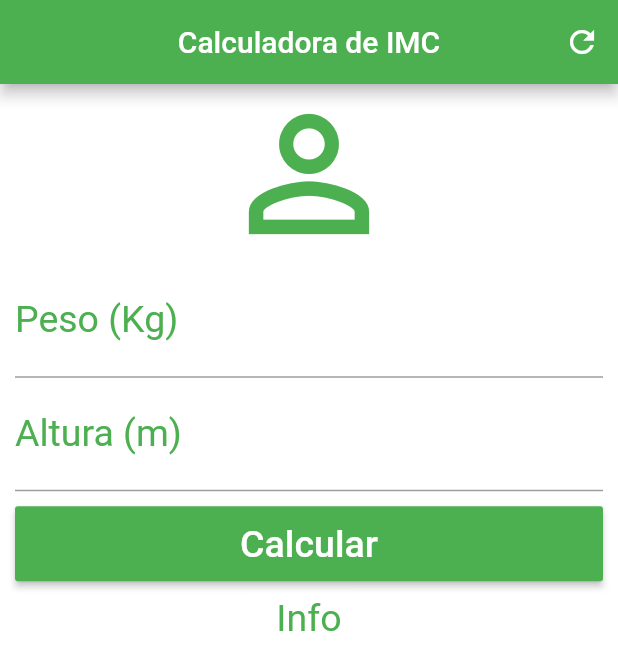
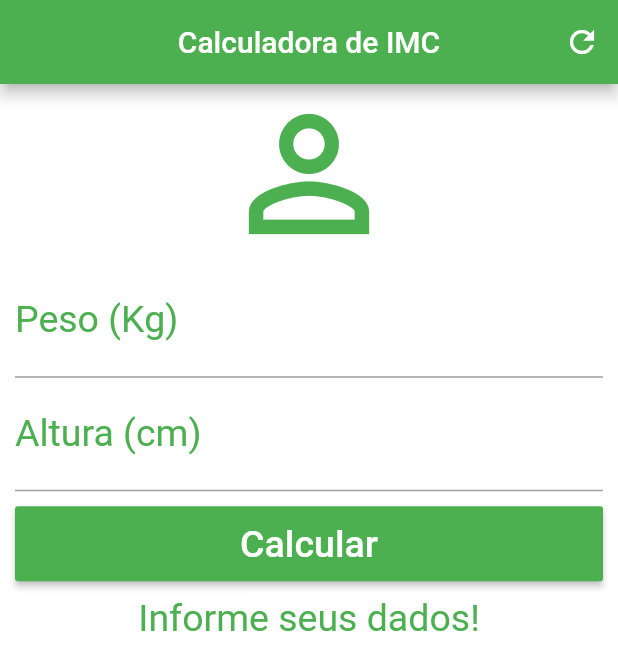
Before and after one commit to f-mtz/Flutter, a Flutter app: the screen it shows after launch, after a tap on "Calcular", on a phone screen of 412 x 824 dp. Shown: the top 670 px of the screen. Run offline on Flutter 3.47's test engine with Material 2 defaults, Android fonts, the phone set to English and light mode, and no system bars.

Commit message:
Implementando o Calculo do IMC e Controllers

```diff
--- a/calculadora_imc/lib/main.dart
+++ b/calculadora_imc/lib/main.dart
@@ -12,6 +12,38 @@ class Home extends StatefulWidget {
 }
 
 class _HomeState extends State<Home> {
+  TextEditingController weightController = TextEditingController();
+  TextEditingController heightController = TextEditingController();
+
+  String _infoText = "Informe seus dados!";
+  void _resetFields() {
+    weightController.text = "";
+    heightController.text = "";
+    _infoText = "Informe seus dados!";
+  }
+
+  void _calculate() {
+    setState(() {
+      double weight = double.parse(weightController.text);
+      double height = double.parse(heightController.text) / 100;
+      double imc = weight / (height * height);
+      print(imc);
+      if(imc < 18.6) {
+        _infoText = "Abaixo do Peso (${imc.toStringAsPrecision(3)})";
+      } else if(imc >= 18.6 && imc < 24.9) {
+        _infoText = "Peso Ideal (${imc.toStringAsPrecision(3)})";
+      } else if(imc >= 24.9 && imc < 29.9) {
+        _infoText = "Levemente Acima do Peso (${imc.toStringAsPrecision(3)})";
+      } else if(imc >= 29.9 && imc < 34.9) {
+        _infoText = "Obesidade grau I (${imc.toStringAsPrecision(3)})";
+      } else if(imc >= 34.9 && imc < 39.9) {
+        _infoText = "Obesidade grau II (${imc.toStringAsPrecision(3)})";
+      } else if(imc >= 40) {
+        _infoText = "Obesidade grau III (${imc.toStringAsPrecision(3)})";
+      }
+    });
+  }
+
   @override
   Widget build(BuildContext context) {
     return Scaffold(
@@ -22,9 +54,7 @@ class _HomeState extends State<Home> {
           actions: [
             IconButton(
                 icon: Icon(Icons.refresh),
-                onPressed: () {
-                  debugPrint("Reiniciando...");
-                })
+                onPressed: _resetFields)
           ],
         ),
         backgroundColor: Colors.white,
@@ -46,22 +76,24 @@ class _HomeState extends State<Home> {
                 ),
                 textAlign: TextAlign.center,
                 style: TextStyle(color: Colors.green, fontSize: 25.0),
+                controller: weightController,
               ),
               TextField(
                 keyboardType: TextInputType.number,
                 decoration: InputDecoration(
-                  labelText: "Altura (m)",
+                  labelText: "Altura (cm)",
                   labelStyle: TextStyle(color: Colors.green),
                 ),
                 textAlign: TextAlign.center,
                 style: TextStyle(color: Colors.green, fontSize: 25.0),
+                controller: heightController,
               ),
               Padding(
                 padding: EdgeInsets.only(top: 10.0, bottom: 10.0),
                 child: Container(
                   height: 50.0,
                   child: RaisedButton(
-                      onPressed: () {},
+                      onPressed: _calculate,
                       child: Text(
                         "Calcular",
                         style: TextStyle(color: Colors.white, fontSize: 25.0),
@@ -70,7 +102,7 @@ class _HomeState extends State<Home> {
                 ),
               ),
               Text(
-                "Info",
+                _infoText,
                 textAlign: TextAlign.center,
                 style: TextStyle(color: Colors.green, fontSize: 25.0),
               )
```
